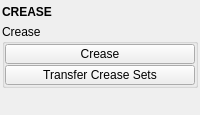
m3trik/tentacle, file tentacle/ui/crease.ui: the form before one commit.
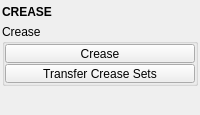
The form after the commit. Custom widgets are drawn as their Qt base class.

```diff
--- a/tentacle/ui/crease.ui
+++ b/tentacle/ui/crease.ui
@@ -202,13 +202,13 @@
            <property name="minimumSize">
             <size>
              <width>0</width>
-             <height>20</height>
+             <height>19</height>
             </size>
            </property>
            <property name="maximumSize">
             <size>
              <width>16777215</width>
-             <height>20</height>
+             <height>19</height>
             </size>
            </property>
            <property name="toolTip">
@@ -233,13 +233,13 @@
            <property name="minimumSize">
             <size>
              <width>0</width>
-             <height>20</height>
+             <height>19</height>
             </size>
            </property>
            <property name="maximumSize">
             <size>
              <width>16777215</width>
-             <height>20</height>
+             <height>19</height>
             </size>
            </property>
            <property name="toolTip">
```
